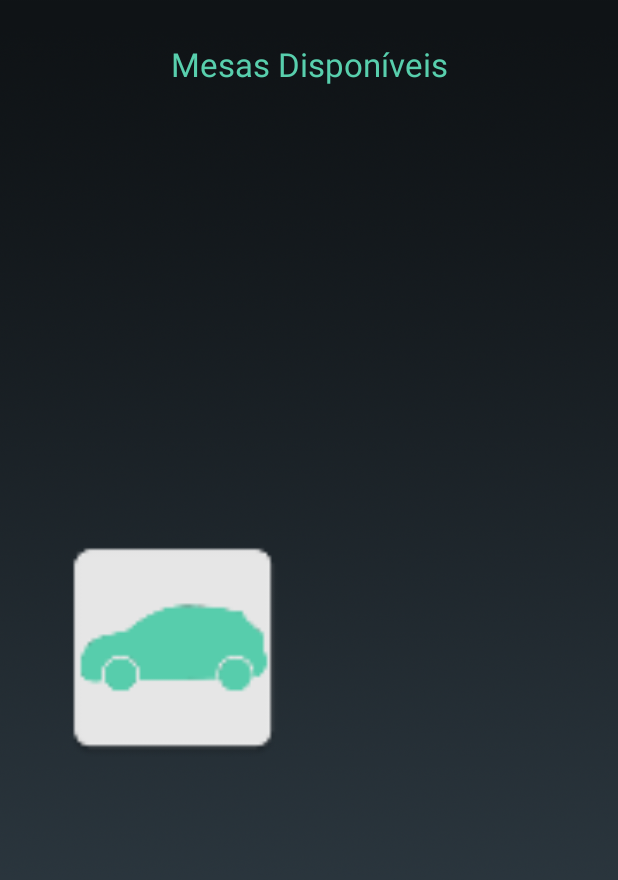
After one commit to CesarNobre/befree-app, an Android app: the MesaActivity screen opened directly, with no data from a screen before it, on a phone screen of 412 x 824 dp. The commit adds this screen. Shown: the top 880 px of the screen. Run offline under Robolectric (Android 15) with nearby library versions, the phone set to English and light mode, and no system bars.

Commit message:
added login and seek for table

```diff
--- a/BeFree/app/src/main/AndroidManifest.xml
+++ b/BeFree/app/src/main/AndroidManifest.xml
@@ -27,6 +27,8 @@
         <activity android:name=".EmpActivity" />
         <activity android:name=".ListaPedidoActivity" />
         <activity android:name=".ListaRestActivity"></activity>
+        <activity android:name=".MesaActivity"></activity>
+
     </application>
 
 </manifest>
--- a/BeFree/app/src/main/java/com/vitor/befree2/ListaPedidoActivity.java
+++ b/BeFree/app/src/main/java/com/vitor/befree2/ListaPedidoActivity.java
@@ -9,7 +9,6 @@ import com.vitor.befree2.utils.LojaAdapter;
 public class ListaPedidoActivity extends AppCompatActivity {
 
     ListView lista;
-    LojaAdapter lojaAdapter;
 
     @Override
     protected void onCreate(Bundle savedInstanceState) {
--- a/BeFree/app/src/main/java/com/vitor/befree2/ListaRestActivity.java
+++ b/BeFree/app/src/main/java/com/vitor/befree2/ListaRestActivity.java
@@ -44,11 +44,5 @@ public class ListaRestActivity extends AppCompatActivity {
         } catch (Exception e) {
             e.printStackTrace();
         }
-
-//        lojaAdapter = new LojaAdapter(this,lojas);
-//
-//        lista = (ListView) findViewById(R.id.listLojas);
-//        lista.setAdapter(lojaAdapter);
-//        //lista.setOnItemClickListener(callLoja(this));
     }
 }
--- /dev/null
+++ b/BeFree/app/src/main/java/com/vitor/befree2/MesaActivity.java
@@ -0,0 +1,78 @@
+package com.vitor.befree2;
+
+import android.os.Bundle;
+import android.os.Handler;
+import android.support.design.widget.NavigationView;
+import android.support.v4.widget.DrawerLayout;
+import android.support.v7.app.ActionBarDrawerToggle;
+import android.support.v7.app.AppCompatActivity;
+import android.support.v7.widget.Toolbar;
+import android.view.View;
+import android.widget.Button;
+import android.widget.ListView;
+import android.widget.TextView;
+import android.widget.Toast;
+
+import com.vitor.befree2.utils.Empresa;
+import com.vitor.befree2.utils.EmpresaAdapter;
+import com.vitor.befree2.utils.MesaAdapter;
+import com.vitor.befree2.utils.RequestMesaDisponivelTask;
+import com.vitor.befree2.utils.RequestTask;
+
+import java.util.ArrayList;
+import java.util.Timer;
+
+/**
+ * Created by cesar on 08/10/2016.
+ */
+
+public class MesaActivity extends AppCompatActivity {
+    ListView lista;
+    MesaAdapter mesaAdapter;
+    private long startTime;
+
+    @Override
+    protected void onCreate(Bundle savedInstanceState) {
+        super.onCreate(savedInstanceState);
+        setContentView(R.layout.activity_mesa);
+
+        timerHandler.postDelayed(timerRunnable, 5000);
+        startTime = System.currentTimeMillis();
+
+        Inicializa();
+    }
+    public void Inicializa(){
+        try {
+            RequestMesaDisponivelTask request = new RequestMesaDisponivelTask(this);
+            request.execute("https://testecesao.mybluemix.net/api/mesa");
+        } catch (Exception e) {
+            e.printStackTrace();
+        }
+    }
+    //runs without a timer by reposting this handler at the end of the runnable
+    Handler timerHandler = new Handler();
+    Runnable timerRunnable = new Runnable() {
+
+        @Override
+        public void run() {
+            Inicializa();
+
+            long millis = System.currentTimeMillis() - startTime;
+            int seconds = (int) (millis / 1000);
+            int minutes = seconds / 60;
+            seconds = seconds % 60;
+
+            timerHandler.postDelayed(this, 5000);
+        }
+    };
+
+
+    @Override
+    public void onPause() {
+        super.onPause();
+        timerHandler.removeCallbacks(timerRunnable);
+    }
+
+
+
+}
--- /dev/null
+++ b/BeFree/app/src/main/java/com/vitor/befree2/utils/RequestMesaDisponivelTask.java
@@ -0,0 +1,69 @@
+package com.vitor.befree2.utils;
+
+import android.app.Activity;
+import android.os.AsyncTask;
+import android.widget.ImageView;
+import android.widget.ListView;
+
+import com.vitor.befree2.R;
+
+import org.json.JSONArray;
+import org.json.JSONException;
+import org.json.JSONObject;
+
+import java.net.HttpURLConnection;
+import java.net.URL;
+import java.util.ArrayList;
+
+/**
+ * Created by cesar on 09/10/2016.
+ */
+
+public class RequestMesaDisponivelTask extends AsyncTask<String,Void,String> {
+    private Activity activity;
+
+    public RequestMesaDisponivelTask(Activity activity){ this.activity = activity;}
+
+    @Override
+    protected String doInBackground(String... params) {
+        String json = "";
+
+        try {
+            URL url = new URL(params[0]);
+            HttpURLConnection c = (HttpURLConnection) url.openConnection();
+
+            if (c.getResponseCode() == 200) { //OK!!!!
+                json = Util.toString(c.getInputStream());
+            }
+
+        } catch (Exception e) {
+            e.printStackTrace();
+        }
+
+        return json;
+    }
+
+    @Override
+    protected void onPostExecute(String json) {
+        try {
+            ArrayList list = new ArrayList();
+            JSONObject shopping = new JSONObject(json);
+            String disponivel = shopping.getString("ocupado");
+            AtualizaLojas(disponivel);
+        } catch (JSONException e) {
+            e.printStackTrace();
+        }
+    }
+
+    public void AtualizaLojas(String disponivel){
+        if(disponivel == "true"){
+            ImageView image;
+            image = (ImageView)this.activity.findViewById(R.id.imgMesas);
+            image.setImageResource(R.mipmap.ic_facebook);
+        } else {
+            ImageView image;
+            image = (ImageView)this.activity.findViewById(R.id.imgMesas);
+            image.setImageResource(R.mipmap.ic_favorite_yes);
+        }
+    }
+}
--- a/BeFree/app/src/main/res/layout/activity_emp.xml
+++ b/BeFree/app/src/main/res/layout/activity_emp.xml
@@ -81,7 +81,8 @@
                     android:id="@+id/imgMesas"
                     android:layout_weight="0.11"
                     android:src="@mipmap/ic_mesas2"
-                    android:layout_gravity="center" />
+                    android:layout_gravity="center"
+                    android:onClick="fPedido"/>
 
                 <TextView
                     android:layout_width="match_parent"
@@ -92,7 +93,8 @@
                     android:textColor="#58CFAD"
                     android:layout_gravity="center_horizontal|bottom"
                     android:layout_marginTop="8dp"
-                    android:textAlignment="center" />
+                    android:textAlignment="center"
+                    android:onClick="fPedido"/>
 
             </FrameLayout>
 
--- /dev/null
+++ b/BeFree/app/src/main/res/layout/activity_mesa.xml
@@ -0,0 +1,43 @@
+<?xml version="1.0" encoding="utf-8"?>
+<LinearLayout xmlns:android="http://schemas.android.com/apk/res/android"
+    xmlns:app="http://schemas.android.com/apk/res-auto"
+    xmlns:tools="http://schemas.android.com/tools"
+    android:layout_width="match_parent"
+    android:layout_height="match_parent"
+    android:paddingBottom="@dimen/activity_vertical_margin"
+    android:paddingLeft="@dimen/activity_horizontal_margin"
+    android:paddingRight="@dimen/activity_horizontal_margin"
+    android:paddingTop="@dimen/activity_vertical_margin"
+    app:layout_behavior="@string/appbar_scrolling_view_behavior"
+    tools:context="com.vitor.befree2.EmpActivity"
+    android:orientation="vertical"
+    android:background="@drawable/listabackground"
+    android:weightSum="1">
+
+
+    <TextView
+        android:layout_width="match_parent"
+        android:layout_height="wrap_content"
+        android:textAppearance="?android:attr/textAppearanceLarge"
+        android:text="Mesas Disponíveis"
+        android:id="@+id/txtMesa"
+        android:layout_gravity="center"
+        android:textAlignment="center"
+        android:textColor="#58CFAD"
+        android:layout_marginTop="12dp" />
+
+    <FrameLayout
+        android:layout_width="200dp"
+        android:layout_height="match_parent">
+
+    <ImageView
+        android:layout_width="165dp"
+        android:layout_height="165dp"
+        android:id="@+id/imgMesas"
+        android:layout_weight="0.30"
+        android:src="@mipmap/ic_estacionamento"
+        android:layout_gravity="center"
+        android:onClick="fPedido"/>
+
+</FrameLayout>
+</LinearLayout>
```
Also changed, not shown: BeFree/app/src/main/java/com/vitor/befree2/EmpActivity.java (+12 -3 lines), BeFree/app/src/main/java/com/vitor/befree2/MainActivity.java (+5 -2 lines), BeFree/app/src/main/java/com/vitor/befree2/utils/MesaAdapter.java (added, +9 -0 lines), BeFree/app/src/main/java/com/vitor/befree2/utils/RequestUserTask.java (added, +57 -0 lines), BeFree/app/src/main/res/mipmap-mdpi/livre.png (added), BeFree/app/src/main/res/mipmap-mdpi/ocupada.png (added).
